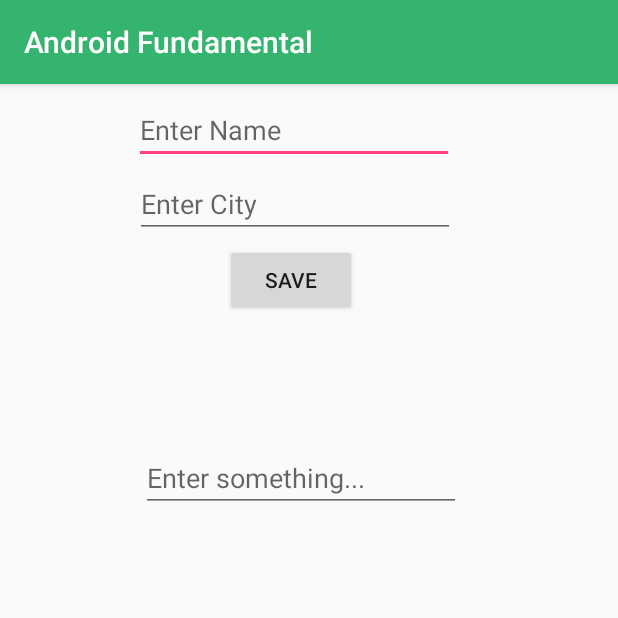
After one commit to almasud/Android-Fundamentals, an Android app: the DataBindingActivity screen opened directly, with no data from a screen before it, on a phone screen of 412 x 824 dp, the top half of it. The commit adds this screen. Run offline under Robolectric (Android 15) with nearby library versions, the phone set to English and light mode, and no system bars; our stand-ins replace data binding.

Commit message:
Data Binding

```diff
--- a/app/build.gradle
+++ b/app/build.gradle
@@ -9,6 +9,7 @@ android {
         targetSdkVersion 28
         versionCode 1
         versionName "1.0"
+        multiDexEnabled true
         testInstrumentationRunner "androidx.test.runner.AndroidJUnitRunner"
     }
     buildTypes {
@@ -20,6 +21,9 @@ android {
     compileOptions {
         sourceCompatibility = 1.8
         targetCompatibility = 1.8
+    }
+    dataBinding {
+        enabled true
     }
 }
 
@@ -42,6 +46,8 @@ dependencies {
     implementation 'com.karumi:dexter:5.0.0'
     // custom search bar
     implementation 'com.github.mancj:MaterialSearchBar:0.8.2'
+    // MultiDex support
+    implementation 'com.android.support:multidex:1.0.3'
     implementation 'com.google.code.gson:gson:2.8.5'
     implementation 'com.squareup.retrofit2:retrofit:2.5.0'
     implementation 'com.squareup.retrofit2:converter-gson:2.5.0'
--- a/app/src/main/AndroidManifest.xml
+++ b/app/src/main/AndroidManifest.xml
@@ -4,7 +4,7 @@
 
     <uses-permission android:name="android.permission.CALL_PHONE" />
     <uses-permission android:name="android.permission.RECEIVE_SMS" />
-    <uses-permission android:name="android.permission.READ_PHONE_STATE"/>
+    <uses-permission android:name="android.permission.READ_PHONE_STATE" />
     <uses-permission android:name="android.permission.READ_CONTACTS" />
     <uses-permission android:name="android.permission.WRITE_CONTACTS" />
     <uses-permission android:name="android.permission.INTERNET" />
@@ -20,12 +20,14 @@
         android:roundIcon="@mipmap/ic_launcher_round"
         android:supportsRtl="true"
         android:theme="@style/AppTheme">
+        <activity android:name=".object_binding.DataBindingActivity"></activity>
+
         <receiver
             android:name=".broadcast_receiver.PhoneNumberReceiver"
             android:enabled="true"
             android:exported="true">
             <intent-filter>
-                <action android:name="android.intent.action.PHONE_STATE"/>
+                <action android:name="android.intent.action.PHONE_STATE" />
             </intent-filter>
         </receiver>
         <receiver
--- a/app/src/main/java/com/example/almasud/fundamental/MainActivity.java
+++ b/app/src/main/java/com/example/almasud/fundamental/MainActivity.java
@@ -30,6 +30,7 @@ import com.example.almasud.fundamental.list_and_recycler_view.ListAndRecyclerVie
 import com.example.almasud.fundamental.map_location.MapActivity;
 import com.example.almasud.fundamental.menu.MenuActivity;
 import com.example.almasud.fundamental.navigation.TabLayoutViewPagerActivity;
+import com.example.almasud.fundamental.object_binding.DataBindingActivity;
 import com.example.almasud.fundamental.processes_and_threads.ProcessThreadActivity;
 import com.example.almasud.fundamental.searchable_interface.SearchableInterfaceActivity;
 import com.example.almasud.fundamental.service.ServiceActivity;
@@ -194,10 +195,15 @@ public class MainActivity extends AppCompatActivity {
         startActivity(intent);
     }
 
-    // Bottom sheet dialog
+    // Bottom Sheet Dialog Activity
     public void activityBottomSheetDialog(View view) {
         intent = new Intent(MainActivity.this, BottomSheetDialogActivity.class);
         startActivity(intent);
+    }
+
+    // Simple Object Binding Activity
+    public void activityObjectBinding(View view) {
+        startActivity(new Intent(MainActivity.this, DataBindingActivity.class));
     }
 
     // Show a dialog
--- /dev/null
+++ b/app/src/main/java/com/example/almasud/fundamental/object_binding/DataBindingActivity.java
@@ -0,0 +1,43 @@
+package com.example.almasud.fundamental.object_binding;
+
+import androidx.appcompat.app.AppCompatActivity;
+import androidx.databinding.DataBindingUtil;
+
+import android.os.Bundle;
+import android.view.View;
+
+import com.example.almasud.fundamental.R;
+import com.example.almasud.fundamental.databinding.ActivityDataBindingBinding;
+
+/**
+ * Data Binding: The Data Binding Library is a support library that allows you to bind UI
+ * components in your layouts to data sources in your app using a declarative format rather
+ * than programmatically.
+ */
+
+public class DataBindingActivity extends AppCompatActivity {
+    // This class name is created form LayoutXMLFileNameBinding
+    private ActivityDataBindingBinding binding;
+    private Student student;
+    private Message message;
+
+    @Override
+    protected void onCreate(Bundle savedInstanceState) {
+        super.onCreate(savedInstanceState);
+//        setContentView(R.layout.activity_object_binding);
+        binding = DataBindingUtil.setContentView(this, R.layout.activity_data_binding);
+        student = new Student();
+        binding.setSt(student);
+        message = new Message();
+        binding.setMsg(message);
+    }
+
+    public void saveStudentData(View view) {
+        // No need findViewById method
+//        binding.textViewObjBindSName.setText(binding.editTextObjBindSName.getText().toString());
+//        binding.textViewObjBindSCity.setText(binding.editTextObjBindSCity.getText().toString());
+//        student = new Student(binding.editTextObjBindSName.getText().toString(),
+//                binding.editTextObjBindSCity.getText().toString());
+        binding.setSt(student);
+    }
+}
--- /dev/null
+++ b/app/src/main/java/com/example/almasud/fundamental/object_binding/Message.java
@@ -0,0 +1,26 @@
+package com.example.almasud.fundamental.object_binding;
+
+import androidx.databinding.BaseObservable;
+import androidx.databinding.Bindable;
+import androidx.databinding.library.baseAdapters.BR;
+
+public class Message extends BaseObservable {
+    private String text;
+
+    public Message() {
+    }
+
+    public Message(String text) {
+        this.text = text;
+    }
+
+    @Bindable
+    public String getText() {
+        return text;
+    }
+
+    public void setText(String text) {
+        this.text = text;
+        notifyPropertyChanged(BR.text);
+    }
+}
--- /dev/null
+++ b/app/src/main/java/com/example/almasud/fundamental/object_binding/Student.java
@@ -0,0 +1,30 @@
+package com.example.almasud.fundamental.object_binding;
+
+public class Student {
+    private String name;
+    private String city;
+
+    public Student() {
+    }
+
+    public Student(String name, String city) {
+        this.name = name;
+        this.city = city;
+    }
+
+    public String getName() {
+        return name;
+    }
+
+    public void setName(String name) {
+        this.name = name;
+    }
+
+    public String getCity() {
+        return city;
+    }
+
+    public void setCity(String city) {
+        this.city = city;
+    }
+}
--- /dev/null
+++ b/app/src/main/res/layout/activity_data_binding.xml
@@ -0,0 +1,115 @@
+<?xml version="1.0" encoding="utf-8"?>
+<layout xmlns:android="http://schemas.android.com/apk/res/android"
+    xmlns:app="http://schemas.android.com/apk/res-auto"
+    xmlns:tools="http://schemas.android.com/tools"
+    tools:context=".object_binding.DataBindingActivity">
+
+    <data>
+        <variable
+            name="st"
+            type="com.example.almasud.fundamental.object_binding.Student" />
+        <variable
+            name="msg"
+            type="com.example.almasud.fundamental.object_binding.Message" />
+    </data>
+
+    <androidx.constraintlayout.widget.ConstraintLayout
+        android:layout_width="match_parent"
+        android:layout_height="match_parent">
+
+        <EditText
+            android:id="@+id/editTextDataBindSName"
+            android:layout_width="wrap_content"
+            android:layout_height="wrap_content"
+            android:layout_marginTop="8dp"
+            android:ems="10"
+            android:inputType="textPersonName"
+            android:text="@={st.name}"
+            android:hint="Enter Name"
+            app:layout_constraintEnd_toEndOf="parent"
+            app:layout_constraintHorizontal_bias="0.448"
+            app:layout_constraintStart_toStartOf="parent"
+            app:layout_constraintTop_toTopOf="parent" />
+
+        <EditText
+            android:id="@+id/editTextDataBindSCity"
+            android:layout_width="wrap_content"
+            android:layout_height="wrap_content"
+            android:layout_marginTop="4dp"
+            android:ems="10"
+            android:inputType="textPersonName"
+            android:text="@={st.city}"
+            android:hint="Enter City"
+            app:layout_constraintEnd_toEndOf="parent"
+            app:layout_constraintHorizontal_bias="0.453"
+            app:layout_constraintStart_toStartOf="parent"
+            app:layout_constraintTop_toBottomOf="@+id/editTextDataBindSName" />
+
+        <Button
+            android:id="@+id/buttonDataBind"
+            android:layout_width="wrap_content"
+            android:layout_height="wrap_content"
+            android:layout_marginTop="4dp"
+            android:onClick="saveStudentData"
+            android:text="Save"
+            app:layout_constraintEnd_toEndOf="parent"
+            app:layout_constraintHorizontal_bias="0.462"
+            app:layout_constraintStart_toStartOf="parent"
+            app:layout_constraintTop_toBottomOf="@+id/editTextDataBindSCity" />
+
+        <TextView
+            android:id="@+id/textViewDataBindSName"
+            android:layout_width="204dp"
+            android:layout_height="35dp"
+            android:layout_marginTop="4dp"
+            android:text="@{st.name}"
+            android:textSize="20sp"
+            android:textAlignment="center"
+            app:layout_constraintEnd_toEndOf="parent"
+            app:layout_constraintHorizontal_bias="0.459"
+            app:layout_constraintStart_toStartOf="parent"
+            app:layout_constraintTop_toBottomOf="@+id/buttonDataBind" />
+
+        <TextView
+            android:id="@+id/textViewDataBindSCity"
+            android:layout_width="205dp"
+            android:layout_height="38dp"
+            android:layout_marginTop="4dp"
+            android:text="@{st.city}"
+            android:textSize="20sp"
+            android:textAlignment="center"
+            app:layout_constraintEnd_toEndOf="parent"
+            app:layout_constraintHorizontal_bias="0.444"
+            app:layout_constraintStart_toStartOf="parent"
+            app:layout_constraintTop_toBottomOf="@+id/textViewDataBindSName" />
+
+        <EditText
+            android:id="@+id/editTextDataBindingMsg"
+            android:layout_width="wrap_content"
+            android:layout_height="wrap_content"
+            android:layout_marginTop="4dp"
+            android:ems="10"
+            android:inputType="textPersonName"
+            android:text="@={msg.text}"
+            android:hint="Enter something..."
+            app:layout_constraintEnd_toEndOf="parent"
+            app:layout_constraintHorizontal_bias="0.472"
+            app:layout_constraintStart_toStartOf="parent"
+            app:layout_constraintTop_toBottomOf="@+id/textViewDataBindSCity" />
+
+        <TextView
+            android:id="@+id/textViewDataBindMsg"
+            android:layout_width="288dp"
+            android:layout_height="39dp"
+            android:layout_marginTop="4dp"
+            android:text="@{msg.text}"
+            android:textSize="20sp"
+            android:textAlignment="center"
+            app:layout_constraintEnd_toEndOf="parent"
+            app:layout_constraintHorizontal_bias="0.458"
+            app:layout_constraintStart_toStartOf="parent"
+            app:layout_constraintTop_toBottomOf="@+id/editTextDataBindingMsg" />
+
+    </androidx.constraintlayout.widget.ConstraintLayout>
+
+</layout>
--- a/app/src/main/res/layout/content_main.xml
+++ b/app/src/main/res/layout/content_main.xml
@@ -237,4 +237,20 @@
 
     </LinearLayout>
 
+    <LinearLayout
+        android:layout_width="match_parent"
+        android:layout_height="wrap_content"
+        android:orientation="horizontal">
+
+        <Button
+            android:layout_width="0dp"
+            android:layout_height="match_parent"
+            android:layout_weight="1"
+            android:text="Data Binding"
+            android:textAllCaps="false"
+            android:textSize="12sp"
+            android:onClick="activityObjectBinding"/>
+
+    </LinearLayout>
+
 </LinearLayout>
```
